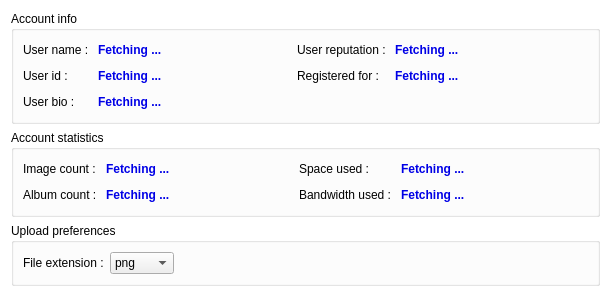
Before: the Qt Designer form Plugin Examples/Imgur/Imgur.ui in Globidev/ClipboardOne, drawn with Qt 5.
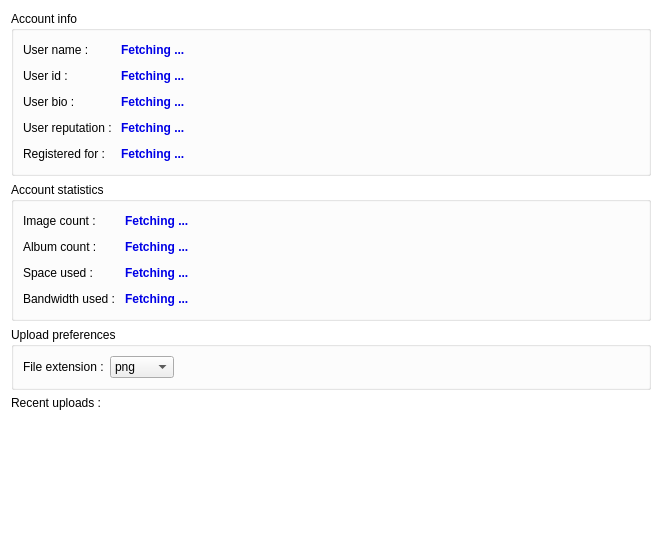
After: the same form once the commit is applied.

Commit message: Improved the Imgur plugin

Diff of the .ui file:
```diff
--- a/Plugin Examples/Imgur/Imgur.ui
+++ b/Plugin Examples/Imgur/Imgur.ui
@@ -6,8 +6,8 @@
    <rect>
     <x>0</x>
     <y>0</y>
-    <width>611</width>
-    <height>293</height>
+    <width>658</width>
+    <height>524</height>
    </rect>
   </property>
   <property name="windowTitle">
@@ -25,6 +25,56 @@
       <string>Account info</string>
      </property>
      <layout class="QGridLayout" name="gridLayout_2">
+      <item row="2" column="1">
+       <widget class="QLabel" name="userBio">
+        <property name="palette">
+         <palette>
+          <active>
+           <colorrole role="WindowText">
+            <brush brushstyle="SolidPattern">
+             <color alpha="255">
+              <red>0</red>
+              <green>0</green>
+              <blue>230</blue>
+             </color>
+            </brush>
+           </colorrole>
+          </active>
+          <inactive>
+           <colorrole role="WindowText">
+            <brush brushstyle="SolidPattern">
+             <color alpha="255">
+              <red>0</red>
+              <green>0</green>
+              <blue>230</blue>
+             </color>
+            </brush>
+           </colorrole>
+          </inactive>
+          <disabled>
+           <colorrole role="WindowText">
+            <brush brushstyle="SolidPattern">
+             <color alpha="255">
+              <red>120</red>
+              <green>120</green>
+              <blue>120</blue>
+             </color>
+            </brush>
+           </colorrole>
+          </disabled>
+         </palette>
+        </property>
+        <property name="font">
+         <font>
+          <weight>75</weight>
+          <bold>true</bold>
+         </font>
+        </property>
+        <property name="text">
+         <string>Fetching ...</string>
+        </property>
+       </widget>
+      </item>
       <item row="0" column="0">
        <widget class="QLabel" name="label">
         <property name="text">
@@ -95,76 +145,19 @@
         </property>
        </spacer>
       </item>
-      <item row="0" column="3">
+      <item row="3" column="0">
        <widget class="QLabel" name="label_5">
+        <property name="minimumSize">
+         <size>
+          <width>86</width>
+          <height>0</height>
+         </size>
+        </property>
         <property name="text">
          <string>User reputation : </string>
         </property>
        </widget>
       </item>
-      <item row="0" column="4">
-       <widget class="QLabel" name="userRep">
-        <property name="palette">
-         <palette>
-          <active>
-           <colorrole role="WindowText">
-            <brush brushstyle="SolidPattern">
-             <color alpha="255">
-              <red>0</red>
-              <green>0</green>
-              <blue>230</blue>
-             </color>
-            </brush>
-           </colorrole>
-          </active>
-          <inactive>
-           <colorrole role="WindowText">
-            <brush brushstyle="SolidPattern">
-             <color alpha="255">
-              <red>0</red>
-              <green>0</green>
-              <blue>230</blue>
-             </color>
-            </brush>
-           </colorrole>
-          </inactive>
-          <disabled>
-           <colorrole role="WindowText">
-            <brush brushstyle="SolidPattern">
-             <color alpha="255">
-              <red>120</red>
-              <green>120</green>
-              <blue>120</blue>
-             </color>
-            </brush>
-           </colorrole>
-          </disabled>
-         </palette>
-        </property>
-        <property name="font">
-         <font>
-          <weight>75</weight>
-          <bold>true</bold>
-         </font>
-        </property>
-        <property name="text">
-         <string>Fetching ...</string>
-        </property>
-       </widget>
-      </item>
-      <item row="0" column="5">
-       <spacer name="horizontalSpacer_5">
-        <property name="orientation">
-         <enum>Qt::Horizontal</enum>
-        </property>
-        <property name="sizeHint" stdset="0">
-         <size>
-          <width>73</width>
-          <height>20</height>
-         </size>
-        </property>
-       </spacer>
-      </item>
       <item row="1" column="0">
        <widget class="QLabel" name="label_2">
         <property name="text">
@@ -235,14 +228,97 @@
         </property>
        </spacer>
       </item>
-      <item row="1" column="3">
+      <item row="2" column="0">
+       <widget class="QLabel" name="label_3">
+        <property name="text">
+         <string>User bio : </string>
+        </property>
+       </widget>
+      </item>
+      <item row="2" column="2">
+       <spacer name="horizontalSpacer_4">
+        <property name="orientation">
+         <enum>Qt::Horizontal</enum>
+        </property>
+        <property name="sizeHint" stdset="0">
+         <size>
+          <width>111</width>
+          <height>20</height>
+         </size>
+        </property>
+       </spacer>
+      </item>
+      <item row="3" column="2">
+       <spacer name="horizontalSpacer_5">
+        <property name="orientation">
+         <enum>Qt::Horizontal</enum>
+        </property>
+        <property name="sizeHint" stdset="0">
+         <size>
+          <width>73</width>
+          <height>20</height>
+         </size>
+        </property>
+       </spacer>
+      </item>
+      <item row="3" column="1">
+       <widget class="QLabel" name="userRep">
+        <property name="palette">
+         <palette>
+          <active>
+           <colorrole role="WindowText">
+            <brush brushstyle="SolidPattern">
+             <color alpha="255">
+              <red>0</red>
+              <green>0</green>
+              <blue>230</blue>
+             </color>
+            </brush>
+           </colorrole>
+          </active>
+          <inactive>
+           <colorrole role="WindowText">
+            <brush brushstyle="SolidPattern">
+             <color alpha="255">
+              <red>0</red>
+              <green>0</green>
+              <blue>230</blue>
+             </color>
+            </brush>
+           </colorrole>
+          </inactive>
+          <disabled>
+           <colorrole role="WindowText">
+            <brush brushstyle="SolidPattern">
+             <color alpha="255">
+              <red>120</red>
+              <green>120</green>
+              <blue>120</blue>
+             </color>
+            </brush>
+           </colorrole>
+          </disabled>
+         </palette>
+        </property>
+        <property name="font">
+         <font>
+          <weight>75</weight>
+          <bold>true</bold>
+         </font>
+        </property>
+        <property name="text">
+         <string>Fetching ...</string>
+        </property>
+       </widget>
+      </item>
+      <item row="4" column="0">
        <widget class="QLabel" name="label_6">
         <property name="text">
          <string>Registered for : </string>
         </property>
        </widget>
       </item>
-      <item row="1" column="4">
+      <item row="4" column="1">
        <widget class="QLabel" name="userAge">
         <property name="palette">
          <palette>
@@ -292,7 +368,7 @@
         </property>
        </widget>
       </item>
-      <item row="1" column="5">
+      <item row="4" column="2">
        <spacer name="horizontalSpacer_6">
         <property name="orientation">
          <enum>Qt::Horizontal</enum>
@@ -305,76 +381,6 @@
         </property>
        </spacer>
       </item>
-      <item row="2" column="0">
-       <widget class="QLabel" name="label_3">
-        <property name="text">
-         <string>User bio : </string>
-        </property>
-       </widget>
-      </item>
-      <item row="2" column="1">
-       <widget class="QLabel" name="userBio">
-        <property name="palette">
-         <palette>
-          <active>
-           <colorrole role="WindowText">
-            <brush brushstyle="SolidPattern">
-             <color alpha="255">
-              <red>0</red>
-              <green>0</green>
-              <blue>230</blue>
-             </color>
-            </brush>
-           </colorrole>
-          </active>
-          <inactive>
-           <colorrole role="WindowText">
-            <brush brushstyle="SolidPattern">
-             <color alpha="255">
-              <red>0</red>
-              <green>0</green>
-              <blue>230</blue>
-             </color>
-            </brush>
-           </colorrole>
-          </inactive>
-          <disabled>
-           <colorrole role="WindowText">
-            <brush brushstyle="SolidPattern">
-             <color alpha="255">
-              <red>120</red>
-              <green>120</green>
-              <blue>120</blue>
-             </color>
-            </brush>
-           </colorrole>
-          </disabled>
-         </palette>
-        </property>
-        <property name="font">
-         <font>
-          <weight>75</weight>
-          <bold>true</bold>
-         </font>
-        </property>
-        <property name="text">
-         <string>Fetching ...</string>
-        </property>
-       </widget>
-      </item>
-      <item row="2" column="2">
-       <spacer name="horizontalSpacer_4">
-        <property name="orientation">
-         <enum>Qt::Horizontal</enum>
-        </property>
-        <property name="sizeHint" stdset="0">
-         <size>
-          <width>111</width>
-          <height>20</height>
-         </size>
-        </property>
-       </spacer>
-      </item>
      </layout>
     </widget>
    </item>
@@ -454,76 +460,6 @@
         </property>
        </widget>
       </item>
-      <item row="0" column="3">
-       <widget class="QLabel" name="label_8">
-        <property name="text">
-         <string>Space used : </string>
-        </property>
-       </widget>
-      </item>
-      <item row="0" column="4">
-       <widget class="QLabel" name="diskSpace">
-        <property name="palette">
-         <palette>
-          <active>
-           <colorrole role="WindowText">
-            <brush brushstyle="SolidPattern">
-             <color alpha="255">
-              <red>0</red>
-              <green>0</green>
-              <blue>230</blue>
-             </color>
-            </brush>
-           </colorrole>
-          </active>
-          <inactive>
-           <colorrole role="WindowText">
-            <brush brushstyle="SolidPattern">
-             <color alpha="255">
-              <red>0</red>
-              <green>0</green>
-              <blue>230</blue>
-             </color>
-            </brush>
-           </colorrole>
-          </inactive>
-          <disabled>
-           <colorrole role="WindowText">
-            <brush brushstyle="SolidPattern">
-             <color alpha="255">
-              <red>120</red>
-              <green>120</green>
-              <blue>120</blue>
-             </color>
-            </brush>
-           </colorrole>
-          </disabled>
-         </palette>
-        </property>
-        <property name="font">
-         <font>
-          <weight>75</weight>
-          <bold>true</bold>
-         </font>
-        </property>
-        <property name="text">
-         <string>Fetching ...</string>
-        </property>
-       </widget>
-      </item>
-      <item row="0" column="5">
-       <spacer name="horizontalSpacer_8">
-        <property name="orientation">
-         <enum>Qt::Horizontal</enum>
-        </property>
-        <property name="sizeHint" stdset="0">
-         <size>
-          <width>73</width>
-          <height>20</height>
-         </size>
-        </property>
-       </spacer>
-      </item>
       <item row="1" column="0">
        <widget class="QLabel" name="label_9">
         <property name="text">
@@ -594,8 +530,28 @@
         </property>
        </spacer>
       </item>
-      <item row="1" column="4">
-       <widget class="QLabel" name="bandwidth">
+      <item row="2" column="2">
+       <spacer name="horizontalSpacer_8">
+        <property name="orientation">
+         <enum>Qt::Horizontal</enum>
+        </property>
+        <property name="sizeHint" stdset="0">
+         <size>
+          <width>73</width>
+          <height>20</height>
+         </size>
+        </property>
+       </spacer>
+      </item>
+      <item row="2" column="0">
+       <widget class="QLabel" name="label_8">
+        <property name="text">
+         <string>Space used : </string>
+        </property>
+       </widget>
+      </item>
+      <item row="2" column="1">
+       <widget class="QLabel" name="diskSpace">
         <property name="palette">
          <palette>
           <active>
@@ -644,26 +600,76 @@
         </property>
        </widget>
       </item>
-      <item row="1" column="5">
-       <spacer name="horizontalSpacer_11">
-        <property name="orientation">
-         <enum>Qt::Horizontal</enum>
-        </property>
-        <property name="sizeHint" stdset="0">
-         <size>
-          <width>111</width>
-          <height>20</height>
-         </size>
-        </property>
-       </spacer>
-      </item>
-      <item row="1" column="3">
+      <item row="3" column="0">
        <widget class="QLabel" name="label_11">
         <property name="text">
          <string>Bandwidth used : </string>
         </property>
        </widget>
       </item>
+      <item row="3" column="1">
+       <widget class="QLabel" name="bandwidth">
+        <property name="palette">
+         <palette>
+          <active>
+           <colorrole role="WindowText">
+            <brush brushstyle="SolidPattern">
+             <color alpha="255">
+              <red>0</red>
+              <green>0</green>
+              <blue>230</blue>
+             </color>
+            </brush>
+           </colorrole>
+          </active>
+          <inactive>
+           <colorrole role="WindowText">
+            <brush brushstyle="SolidPattern">
+             <color alpha="255">
+              <red>0</red>
+              <green>0</green>
+              <blue>230</blue>
+             </color>
+            </brush>
+           </colorrole>
+          </inactive>
+          <disabled>
+           <colorrole role="WindowText">
+            <brush brushstyle="SolidPattern">
+             <color alpha="255">
+              <red>120</red>
+              <green>120</green>
+              <blue>120</blue>
+             </color>
+            </brush>
+           </colorrole>
+          </disabled>
+         </palette>
+        </property>
+        <property name="font">
+         <font>
+          <weight>75</weight>
+          <bold>true</bold>
+         </font>
+        </property>
+        <property name="text">
+         <string>Fetching ...</string>
+        </property>
+       </widget>
+      </item>
+      <item row="3" column="2">
+       <spacer name="horizontalSpacer_11">
+        <property name="orientation">
+         <enum>Qt::Horizontal</enum>
+        </property>
+        <property name="sizeHint" stdset="0">
+         <size>
+          <width>111</width>
+          <height>20</height>
+         </size>
+        </property>
+       </spacer>
+      </item>
      </layout>
     </widget>
    </item>
@@ -753,6 +759,40 @@
      </layout>
     </widget>
    </item>
+   <item>
+    <widget class="QLabel" name="label_10">
+     <property name="minimumSize">
+      <size>
+       <width>0</width>
+       <height>0</height>
+      </size>
+     </property>
+     <property name="maximumSize">
+      <size>
+       <width>16777215</width>
+       <height>17</height>
+      </size>
+     </property>
+     <property name="text">
+      <string>Recent uploads :</string>
+     </property>
+    </widget>
+   </item>
+   <item>
+    <widget class="QWidget" name="widget" native="true">
+     <property name="minimumSize">
+      <size>
+       <width>640</width>
+       <height>128</height>
+      </size>
+     </property>
+     <layout class="QHBoxLayout" name="horizontalLayout_2">
+      <item>
+       <layout class="QHBoxLayout" name="thumbLayout"/>
+      </item>
+     </layout>
+    </widget>
+   </item>
   </layout>
  </widget>
  <resources/>
```
The commit also changes 6 other files.
